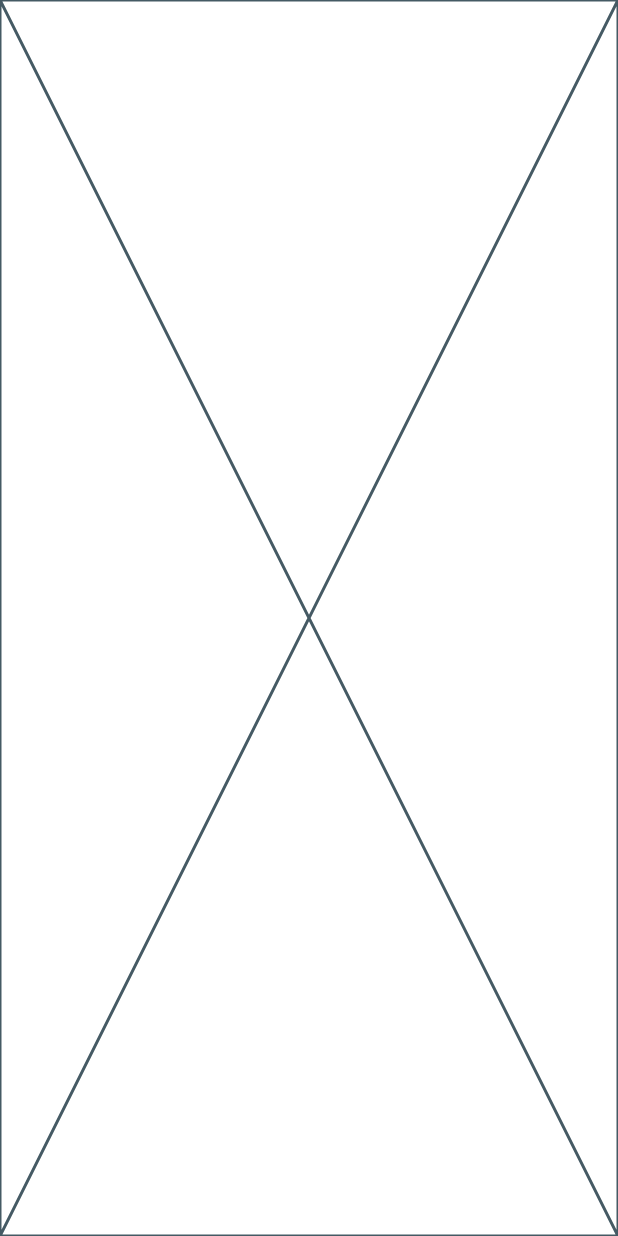
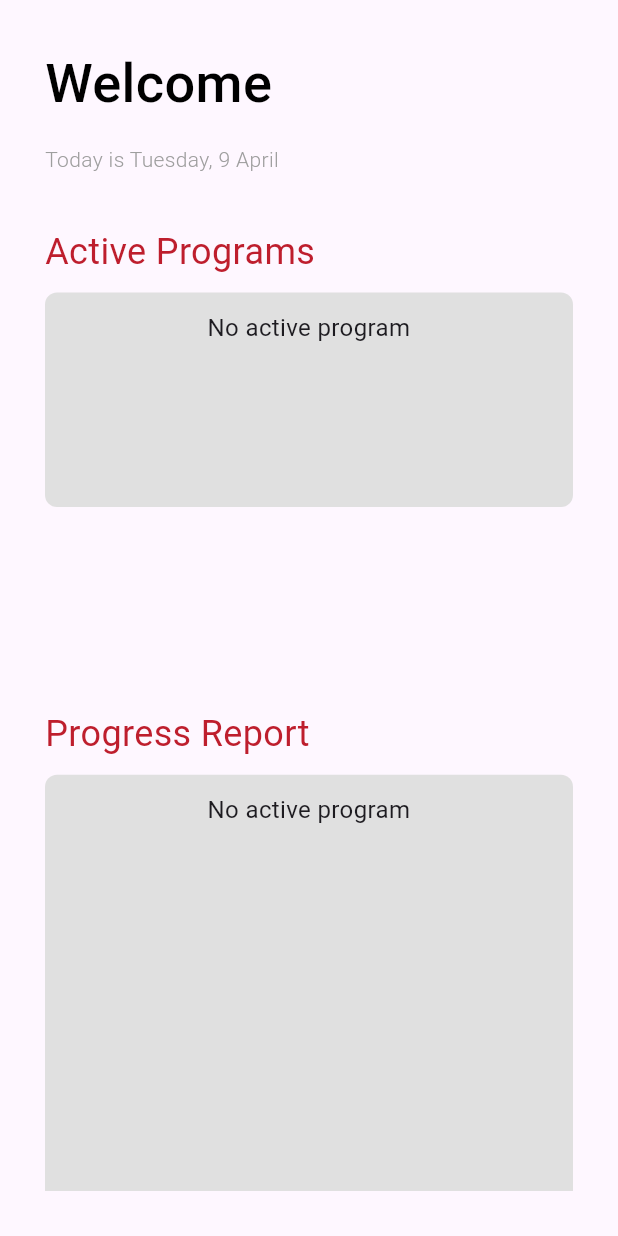
Before and after one commit to coar14/hiphab_hiptherapy, a Flutter app: the screen it shows after launch, on a phone screen of 412 x 824 dp. Run offline on Flutter 3.47's test engine with Material 3 defaults, Android fonts, the phone set to English and light mode, and no system bars; our stand-ins replace google_fonts; Roboto replaces fonts that are missing (Gellix).

Commit message:
new view for home

```diff
--- a/lib/screens/home.dart
+++ b/lib/screens/home.dart
@@ -1,34 +1,104 @@
 import 'package:flutter/material.dart';
+import 'package:google_fonts/google_fonts.dart';
+import 'package:intl/intl.dart';
+import 'package:therapy/themes/const_style.dart';
 
 class Home extends StatelessWidget {
-  const Home({super.key});
+  const Home({Key? key}) : super(key: key);
 
   @override
   Widget build(BuildContext context) {
-    return const Placeholder();
+    String currentDate = DateFormat('EEEE, d MMMM').format(DateTime.now());
+
+    return SafeArea(
+      child: Scaffold(
+        body: Padding(
+          padding: const EdgeInsets.symmetric(horizontal: 30, vertical: 30),
+          child: Column(
+            crossAxisAlignment: CrossAxisAlignment.start,
+            children: [
+              Text(
+                'Welcome',
+                style: GoogleFonts.leagueSpartan(
+                  fontWeight: FontWeight.w500,
+                  color: Colors.black,
+                  fontSize: 36,
+                ),
+              ),
+              const SizedBox(height: 15),
+              Text(
+                'Today is $currentDate',
+                style: const TextStyle(
+                  fontFamily: 'Gellix',
+                  fontWeight: FontWeight.w300,
+                  color: Colors.grey,
+                ),
+              ),
+              SizedBox(height: 35),
+              Text(
+                'Active Programs',
+                style: GoogleFonts.leagueSpartan(
+                  fontWeight: FontWeight.w400,
+                  color: aRed,
+                  fontSize: 24,
+                ),
+              ),
+              Expanded(
+                child: ListView.builder(
+                  itemCount: 1, // Set your item count here
+                  itemBuilder: (BuildContext context, int index) {
+                    return Container(
+                      height: 143,
+                      width: double.infinity,
+                      padding: EdgeInsets.all(12),
+                      margin: EdgeInsets.symmetric(vertical: 10),
+                      decoration: BoxDecoration(
+                        color: Colors.grey[300],
+                        borderRadius: BorderRadius.circular(8),
+                      ),
+                      child: Text(
+                        'No active program',
+                        textAlign: TextAlign.center,
+                        style: TextStyle(fontSize: 16),
+                      ),
+                    );
+                  },
+                ),
+              ),
+              Text(
+                'Progress Report',
+                style: GoogleFonts.leagueSpartan(
+                  fontWeight: FontWeight.w400,
+                  color: aRed,
+                  fontSize: 24,
+                ),
+              ),
+              Expanded(
+                child: ListView.builder(
+                  itemCount: 1,
+                  itemBuilder: (BuildContext context, int index) {
+                    return Container(
+                      height: 380,
+                      width: double.infinity,
+                      padding: EdgeInsets.all(12),
+                      margin: EdgeInsets.symmetric(vertical: 10),
+                      decoration: BoxDecoration(
+                        color: Colors.grey[300],
+                        borderRadius: BorderRadius.circular(8),
+                      ),
+                      child: Text(
+                        'No active program',
+                        textAlign: TextAlign.center,
+                        style: TextStyle(fontSize: 16),
+                      ),
+                    );
+                  },
+                ),
+              ),
+            ],
+          ),
+        ),
+      ),
+    );
   }
 }
-// import 'package:flutter/material.dart';
-
-// class Home extends StatelessWidget {
-//   const Home({super.key});
-
-//   @override
-//   Widget build(BuildContext context) {
-//     String currentDate = DateFormat('EEEE, d MMMM').format(DateTime.now());
-
-//     return SafeArea(
-//       child: ListView(
-//         padding: const EdgeInsets.symmetric(
-//           vertical: 35,
-//           horizontal: 30
-//         ),
-//         children: [
-//           Column(
-//             crossAxisAlignment: CrossAxisAlignment.start,
-//           )
-//         ],
-//       ),
-//     );
-//   }
-// }
```
